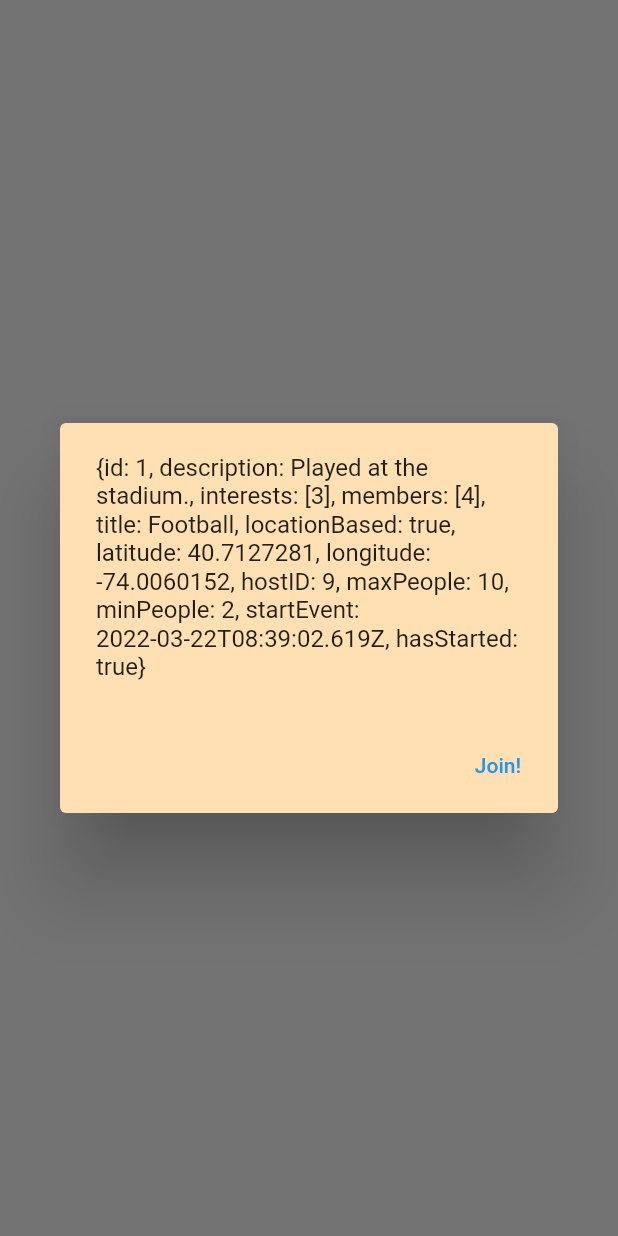
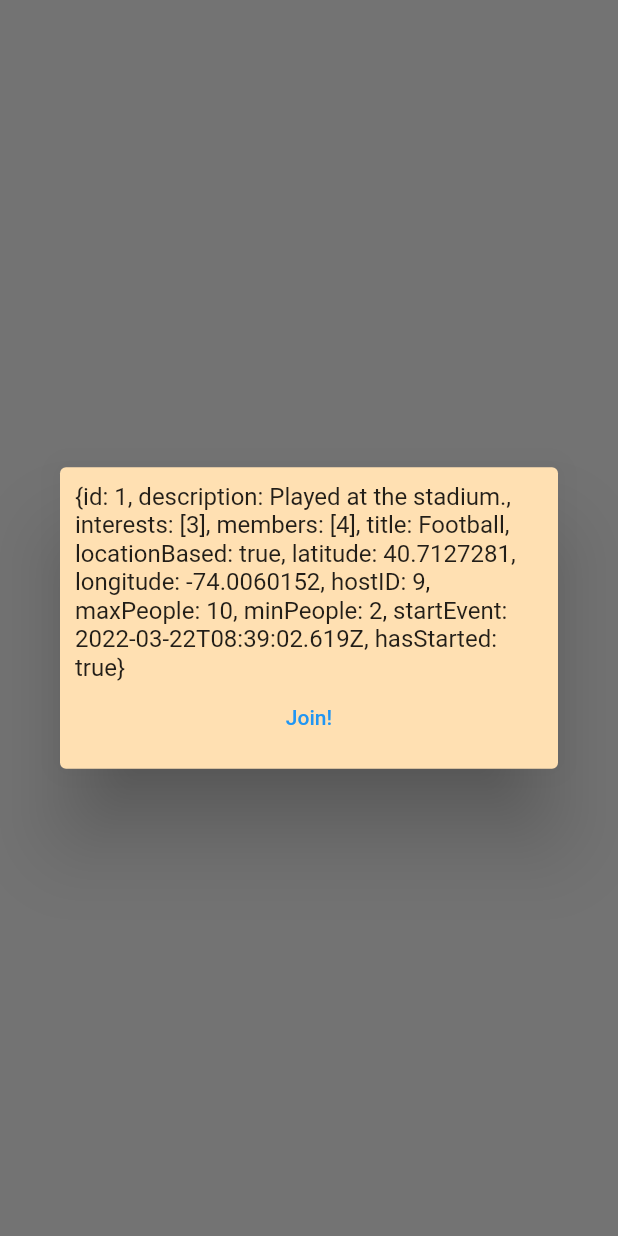
Before and after one commit to InternationalProjectOamk-1/Application, a Flutter app: the EventInfo widget shown alone on an empty page, opened directly with empty values, on a phone screen of 412 x 824 dp. Run offline on Flutter 3.47's test engine with Material 2 defaults, Android fonts, the phone set to English and light mode, and no system bars.

```diff
--- a/lib/widgets/bottom_bar.dart
+++ b/lib/widgets/bottom_bar.dart
@@ -3,10 +3,8 @@ import 'package:mapplication/components/bottom_bar_item.dart';
 import 'package:mapplication/styles/home_style.dart';
 
 class BottomBar extends StatelessWidget {
-  final int screen;
   const BottomBar({
     Key? key,
-    required this.screen,
   }) : super(key: key);
 
   @override
--- a/lib/widgets/event_info.dart
+++ b/lib/widgets/event_info.dart
@@ -4,10 +4,16 @@ import 'package:mapplication/data/events.dart';
 Future<dynamic> EventInfo(BuildContext context, int index) {
   return showDialog(
     context: context,
-    builder: (_) => AlertDialog(
-      content: Text(event_data[index].toString()),
+    builder: (_) => SimpleDialog(
+      contentPadding: const EdgeInsets.all(10),
       backgroundColor: Colors.orange[100],
-      actions: [TextButton(onPressed: () {}, child: const Text("Join!"))],
+      children: <Widget>[
+        Text(event_data[index].toString()),
+        TextButton(
+          onPressed: () {},
+          child: const Text("Join!"),
+        ),
+      ],
     ),
     barrierDismissible: true,
   );
```
Also changed, not shown: lib/widgets/create_event.dart (+39 -13 lines).
